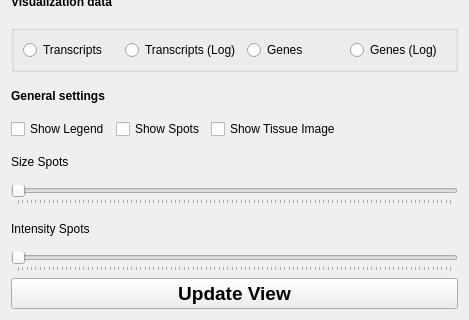
First picture: the form in src/viewPages/SettingsWidget.ui, repository jfnavarro/st_viewer, before the edit; both pictures show x 0 to 469 and y 422 to 742 of the 469 by 742 pixel window.
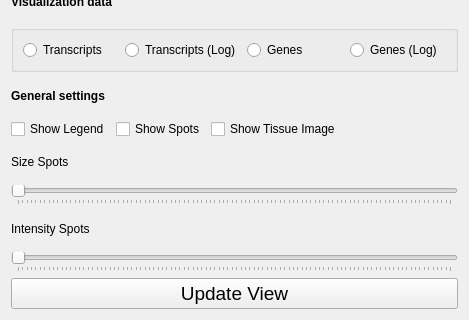
Second picture: the form after the edit.

Commit message: A bit better error handling in the R interface

Diff of the .ui file:
```diff
--- a/src/viewPages/SettingsWidget.ui
+++ b/src/viewPages/SettingsWidget.ui
@@ -665,9 +665,10 @@
       <widget class="QPushButton" name="update">
        <property name="font">
         <font>
+         <family>Helvetica</family>
          <pointsize>14</pointsize>
-         <weight>75</weight>
-         <bold>true</bold>
+         <weight>50</weight>
+         <bold>false</bold>
         </font>
        </property>
        <property name="cursor">
```
The commit also changes 2 other files.
